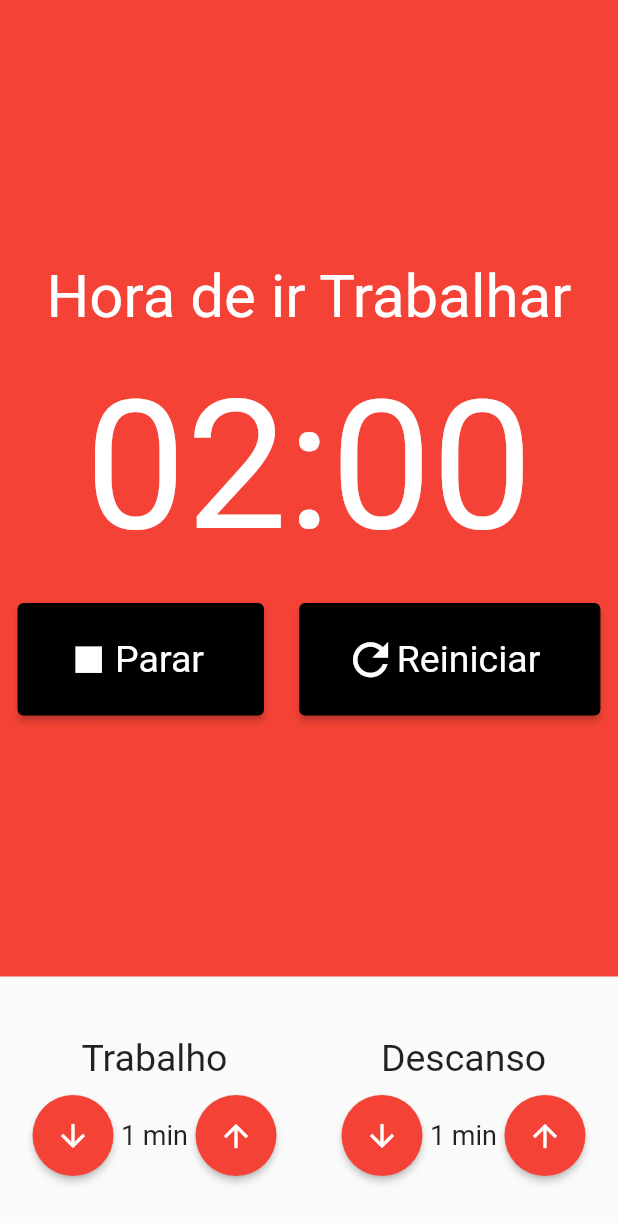
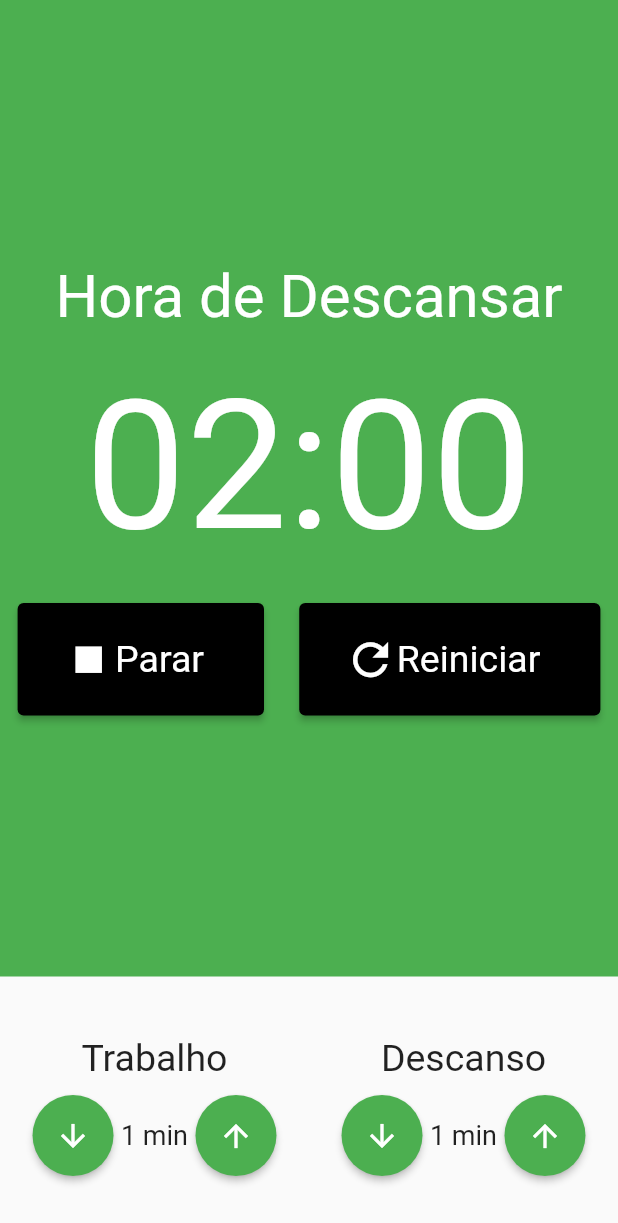
Before and after one commit to KaueSena01/Pomodoro, a Flutter app: the screen it shows after launch, after a tap on "Iniciar", on a phone screen of 412 x 824 dp. Shown: the top 1223 px of the screen. Run offline on Flutter 3.47's test engine with Material 2 defaults, Android fonts, the phone set to English and light mode, and no system bars; our stand-ins replace flutter_mobx, mobx; generated files the repository leaves out were written again.

Commit message:
check colors

```diff
--- a/lib/components/stopwatch.dart
+++ b/lib/components/stopwatch.dart
@@ -13,13 +13,13 @@ class StopWatch extends StatelessWidget {
     final store = Provider.of<PomodoroStore>(context);
 
     return Container(
-      color: Colors.red,
+      color: store.beWorking() ? Colors.red : Colors.green,
       child: Column(
         mainAxisAlignment: MainAxisAlignment.center,
         crossAxisAlignment: CrossAxisAlignment.center,
         children: [
           Text(
-            "Hora de ir Trabalhar",
+            store.beWorking() ? 'Hora de Trabalhar' : 'Hora de Descansar',
             style: TextStyle(fontSize: 40, color: Colors.white)
           ),
           SizedBox(height: 20),
--- a/lib/components/time_entry.dart
+++ b/lib/components/time_entry.dart
@@ -1,4 +1,7 @@
 import 'package:flutter/material.dart';
+import 'package:provider/provider.dart';
+
+import '../store/pomodoro.store.dart';
 
 class TimeEntry extends StatelessWidget {
   const TimeEntry({
@@ -16,6 +19,9 @@ class TimeEntry extends StatelessWidget {
 
   @override
   Widget build(BuildContext context) {
+
+    final store = Provider.of<PomodoroStore>(context);
+
     return Column(
       crossAxisAlignment: CrossAxisAlignment.center,
       children: [
@@ -30,7 +36,7 @@ class TimeEntry extends StatelessWidget {
               style: ElevatedButton.styleFrom(
                 shape: CircleBorder(),
                 padding: EdgeInsets.all(15),
-                primary: Colors.red
+                primary: store.beWorking() ? Colors.red : Colors.green
               ),
             ),
             Text('${this.value} min', style: TextStyle(fontSize: 18)),
@@ -40,7 +46,7 @@ class TimeEntry extends StatelessWidget {
               style: ElevatedButton.styleFrom(
                 shape: CircleBorder(),
                 padding: EdgeInsets.all(15),
-                primary: Colors.red
+                primary: store.beWorking() ? Colors.red : Colors.green
               ),
             ),
           ],
--- a/lib/store/pomodoro.store.dart
+++ b/lib/store/pomodoro.store.dart
@@ -3,6 +3,8 @@ import 'package:mobx/mobx.dart';
 part 'pomodoro.store.g.dart';
 
 class PomodoroStore = _PomodoroStore with _$PomodoroStore;
+
+enum TypeInterval { WORK, REST }
 
 abstract class _PomodoroStore with Store{
 
@@ -20,6 +22,9 @@ abstract class _PomodoroStore with Store{
 
   @observable
   int restTime = 1;
+
+  @observable
+  TypeInterval typeInterval = TypeInterval.REST;
 
   @action
   void workTimeIncrement() {
@@ -57,4 +62,11 @@ abstract class _PomodoroStore with Store{
     restTime--;
   }
 
+  bool beWorking() {
+    return typeInterval == TypeInterval.WORK;
+  }
+
+  bool beRest() {
+    return typeInterval == TypeInterval.REST;
+  }
 }
```
Also changed, not shown: lib/store/pomodoro.store.g.dart.
